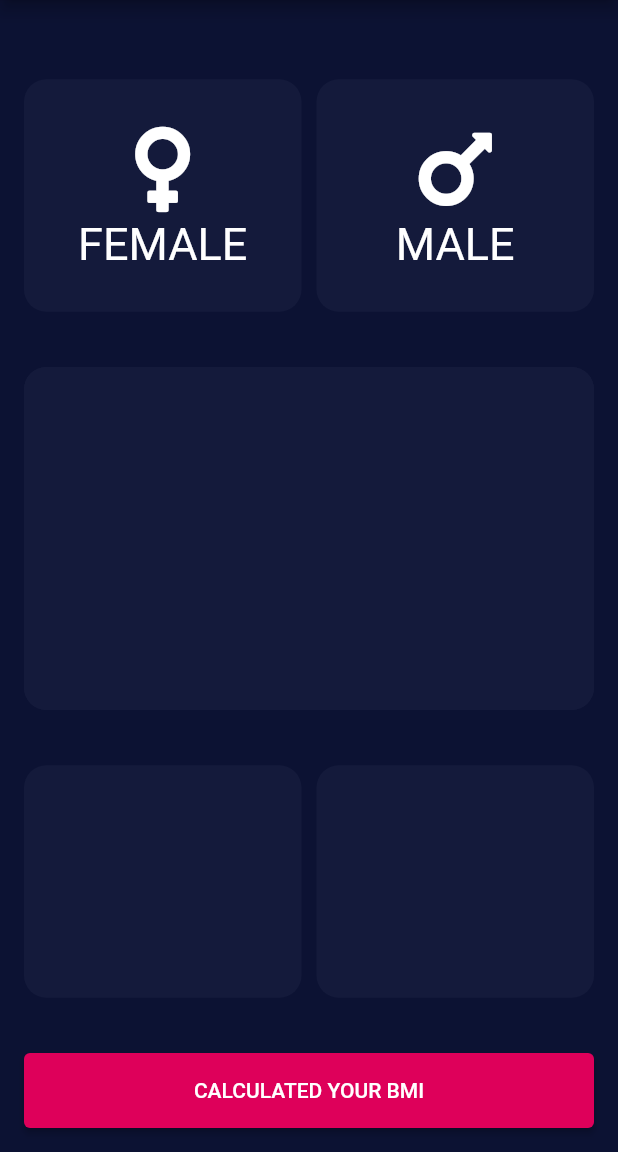
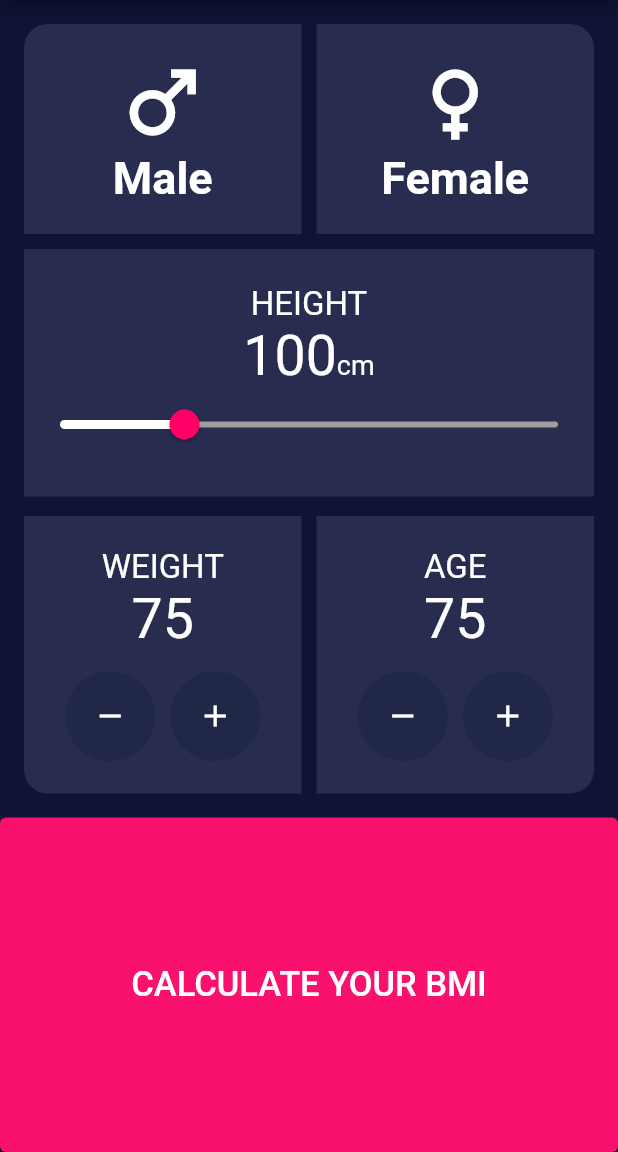
Before and after one commit to MohaimenulBSMRSTU18CSE/bmi_calculator, a Flutter app: the screen it shows after launch, on a phone screen of 412 x 824 dp, the part 84-1236 px from its top. Run offline on Flutter 3.47's test engine with Material 2 defaults, Android fonts, the phone set to English and light mode, and no system bars.

Commit message:
version1.1

```diff
--- a/lib/bmi_calculator.dart
+++ /dev/null
@@ -1,112 +0,0 @@
-import 'package:flutter/material.dart';
-import 'package:font_awesome_flutter/font_awesome_flutter.dart';
-
-class BmiCalculator extends StatelessWidget {
-  const BmiCalculator({Key? key}) : super(key: key);
-
-  @override
-  Widget build(BuildContext context) {
-    return Padding(
-      padding: const EdgeInsets.all(16.0),
-      child: Column(
-        crossAxisAlignment: CrossAxisAlignment.stretch,
-        children: [
-          Expanded(
-            child: Row(
-              children: [
-                Expanded(
-                  child: ExpandedContainer(
-                    expandedValue: ExpandedValue(
-                      icon: FontAwesomeIcons.venus,
-                      textValue: 'FEMALE',
-                    ),
-                  ),
-                ),
-                SizedBox(
-                  width: 10,
-                ),
-                Expanded(
-                  child: ExpandedContainer(
-                    expandedValue: ExpandedValue(
-                      icon: FontAwesomeIcons.mars,
-                      textValue: 'MALE',
-                    ),
-                  ),
-                ),
-              ],
-            ),
-          ),
-          Expanded(
-            child: Container(
-              decoration: BoxDecoration(
-                color: Theme.of(context).backgroundColor,
-                borderRadius: BorderRadius.all(Radius.circular(15.0)),
-              ),
-              child: ExpandedContainer(),
-            ),
-          ),
-          Expanded(
-            child: Row(
-              children: [
-                Expanded(child: ExpandedContainer()),
-                SizedBox(
-                  width: 10,
-                ),
-                Expanded(child: ExpandedContainer())
-              ],
-            ),
-          ),
-          Container(
-            height: 50,
-            child: ElevatedButton(
-                style: ElevatedButton.styleFrom(primary: Color(0xFFDE005A)),
-                onPressed: () {},
-                child: Text("CALCULATED YOUR BMI")),
-          )
-        ],
-      ),
-    );
-  }
-}
-
-class ExpandedContainer extends StatelessWidget {
-  final Widget? expandedValue;
-
-  const ExpandedContainer({
-    this.expandedValue,
-  });
-
-  @override
-  Widget build(BuildContext context) {
-    return Container(
-        height: 155,
-        decoration: BoxDecoration(
-          color: Theme.of(context).backgroundColor,
-          borderRadius: BorderRadius.all(Radius.circular(15.0)),
-        ),
-        child: expandedValue);
-  }
-}
-
-class ExpandedValue extends StatelessWidget {
-  final IconData icon;
-  final String textValue;
-  ExpandedValue({required this.icon, required this.textValue});
-
-  @override
-  Widget build(BuildContext context) {
-    return Column(
-      mainAxisAlignment: MainAxisAlignment.center,
-      children: [
-        FaIcon(
-          icon,
-          size: 65,
-        ),
-        Text(
-          textValue,
-          style: TextStyle(fontSize: 30),
-        ),
-      ],
-    );
-  }
-}
--- a/lib/main.dart
+++ b/lib/main.dart
@@ -1,24 +1,23 @@
-import 'package:flutter/cupertino.dart';
+import './widgets/bmi_widgets.dart';
 import 'package:flutter/material.dart';
-
-import './bmi_calculator.dart';
 
 void main() {
   runApp(
     MaterialApp(
       debugShowCheckedModeBanner: false,
-      home: MyApp(),
+      title: 'BMi Calculator',
+      home: const MyApp(),
       theme: ThemeData(
-        textTheme: TextTheme().copyWith(
-          bodyText2: TextStyle(color: Colors.white),
+        textTheme: const TextTheme().copyWith(
+          bodyText2: const TextStyle(color: Colors.white),
+          bodyText1: const TextStyle(color: Colors.black),
         ),
-        appBarTheme: AppBarTheme(
-          backgroundColor: Color(0xFF101639),
+        appBarTheme: const AppBarTheme(
+          backgroundColor: Color(0xFF12153B),
+          centerTitle: true,
         ),
-        iconTheme: IconThemeData(
-          color: Colors.white,
-        ),
-        backgroundColor: Color(0xFF141A3B),
+        iconTheme: const IconThemeData(color: Colors.white),
+        backgroundColor: const Color(0xFF282C4F),
       ),
     ),
   );
@@ -30,12 +29,10 @@ class MyApp extends StatelessWidget {
   @override
   Widget build(BuildContext context) {
     return Scaffold(
-      appBar: AppBar(
-        title: Text("BMI Calculator"),
-        centerTitle: true,
-      ),
-      backgroundColor: Color(0xFF0C1233),
-      body: BmiCalculator(),
-    );
+        appBar: AppBar(
+          title: const Text('BMI Calculator'),
+        ),
+        backgroundColor: Color(0xFF101336),
+        body: BmiCalculator());
   }
 }
--- /dev/null
+++ b/lib/widgets/bmi_widgets.dart
@@ -0,0 +1,257 @@
+import 'package:flutter/material.dart';
+
+class BmiCalculator extends StatefulWidget {
+  const BmiCalculator({Key? key}) : super(key: key);
+
+  @override
+  _BmiCalculatorState createState() => _BmiCalculatorState();
+}
+
+class _BmiCalculatorState extends State<BmiCalculator> {
+  double _currentSliderValue = 100.0;
+  @override
+  Widget build(BuildContext context) {
+    return Column(
+      crossAxisAlignment: CrossAxisAlignment.stretch,
+      children: [
+        Padding(
+          padding: EdgeInsets.all(16.0),
+          child: Column(
+            children: [
+              Container(
+                height: 140,
+                child: Row(
+                  children: [
+                    Expanded(
+                      child: Container(
+                        decoration: BoxDecoration(
+                          color: Theme.of(context).backgroundColor,
+                          borderRadius:
+                              BorderRadius.only(topLeft: Radius.circular(16.0)),
+                        ),
+                        child: Column(
+                          mainAxisAlignment: MainAxisAlignment.center,
+                          children: [
+                            Icon(
+                              Icons.male_outlined,
+                              size: 66.0,
+                            ),
+                            Text(
+                              'Male',
+                              style: TextStyle(
+                                  fontSize: 30, fontWeight: FontWeight.bold),
+                            ),
+                          ],
+                        ),
+                      ),
+                    ),
+                    SizedBox(
+                      width: 10,
+                    ),
+                    Expanded(
+                      child: Container(
+                        decoration: BoxDecoration(
+                          color: Theme.of(context).backgroundColor,
+                          borderRadius: BorderRadius.only(
+                              topRight: Radius.circular(16.0)),
+                        ),
+                        child: Column(
+                          mainAxisAlignment: MainAxisAlignment.center,
+                          children: [
+                            Icon(
+                              Icons.female,
+                              size: 66.0,
+                            ),
+                            Text('Female',
+                                style: TextStyle(
+                                    fontSize: 30, fontWeight: FontWeight.bold)),
+                          ],
+                        ),
+                      ),
+                    )
+                  ],
+                ),
+              ),
+              SizedBox(
+                height: 10,
+              ),
+              Container(
+                height: 165,
+                width: double.infinity,
+                decoration:
+                    BoxDecoration(color: Theme.of(context).backgroundColor),
+                child: Column(
+                  mainAxisAlignment: MainAxisAlignment.center,
+                  children: [
+                    Text(
+                      "HEIGHT",
+                      style: TextStyle(fontSize: 22),
+                    ),
+                    RichText(
+                      text: TextSpan(
+                        text: _currentSliderValue.round().toString(),
+                        style: TextStyle(fontSize: 37),
+                        children: <TextSpan>[
+                          TextSpan(
+                            text: 'cm',
+                            style: TextStyle(fontSize: 18),
+                          )
+                        ],
+                      ),
+                    ),
+                    Slider(
+                      value: _currentSliderValue,
+                      onChanged: (double value) {
+                        setState(() {
+                          _currentSliderValue = value;
+                        });
+                      },
+                      thumbColor: Color(0xFFFF0067),
+                      activeColor: Colors.white,
+                      inactiveColor: Colors.grey,
+                      max: 400,
+                      min: 0,
+                      label: _currentSliderValue.round().toString(),
+                    )
+                  ],
+                ),
+              ),
+              SizedBox(
+                height: 13,
+              ),
+              Container(
+                height: 185,
+                child: Row(
+                  children: [
+                    Expanded(
+                      child: Container(
+                        decoration: BoxDecoration(
+                            color: Theme.of(context).backgroundColor,
+                            borderRadius: BorderRadius.only(
+                                bottomLeft: Radius.circular(16.0))),
+                        child: Column(
+                          mainAxisAlignment: MainAxisAlignment.center,
+                          children: [
+                            Text('WEIGHT', style: TextStyle(fontSize: 22)),
+                            Text(
+                              75.toString(),
+                              style: TextStyle(fontSize: 37),
+                            ),
+                            SizedBox(
+                              height: 13,
+                            ),
+                            Row(
+                              mainAxisAlignment: MainAxisAlignment.center,
+                              children: [
+                                CircleAvatar(
+                                  radius: 30,
+                                  backgroundColor: Color(0xFF212747),
+                                  child: IconButton(
+                                    focusColor: Colors.amber,
+                                    icon: Icon(
+                                      Icons.remove,
+                                      color: Colors.white,
+                                    ),
+                                    onPressed: () {},
+                                  ),
+                                ),
+                                SizedBox(
+                                  width: 10,
+                                ),
+                                CircleAvatar(
+                                  radius: 30,
+                                  backgroundColor: Color(0xFF212747),
+                                  child: IconButton(
+                                    focusColor: Colors.amber,
+                                    icon: Icon(
+                                      Icons.add,
+                                      color: Colors.white,
+                                    ),
+                                    onPressed: () {},
+                                  ),
+                                ),
+                              ],
+                            ),
+                          ],
+                        ),
+                      ),
+                    ),
+                    SizedBox(
+                      width: 10,
+                    ),
+                    Expanded(
+                      child: Container(
+                        decoration: BoxDecoration(
+                          color: Theme.of(context).backgroundColor,
+                          borderRadius: BorderRadius.only(
+                              bottomRight: Radius.circular(16.0)),
+                        ),
+                        child: Column(
+                          mainAxisAlignment: MainAxisAlignment.center,
+                          children: [
+                            Text('AGE', style: TextStyle(fontSize: 22)),
+                            Text(
+                              75.toString(),
+                              style: TextStyle(fontSize: 37),
+                            ),
+                            SizedBox(
+                              height: 13,
+                            ),
+                            Row(
+                              mainAxisAlignment: MainAxisAlignment.center,
+                              children: [
+                                CircleAvatar(
+                                  radius: 30,
+                                  backgroundColor: Color(0xFF212747),
+                                  child: IconButton(
+                                    focusColor: Colors.amber,
+                                    icon: Icon(
+                                      Icons.remove,
+                                      color: Colors.white,
+                                    ),
+                                    onPressed: () {},
+                                  ),
+                                ),
+                                SizedBox(
+                                  width: 10,
+                                ),
+                                CircleAvatar(
+                                  radius: 30,
+                                  backgroundColor: Color(0xFF212747),
+                                  child: IconButton(
+                                    focusColor: Colors.amber,
+                                    icon: Icon(
+                                      Icons.add,
+                                      color: Colors.white,
+                                    ),
+                                    onPressed: () {},
+                                  ),
+                                ),
+                              ],
+                            ),
+                          ],
+                        ),
+                      ),
+                    )
+                  ],
+                ),
+              ),
+            ],
+          ),
+        ),
+        Expanded(
+          child: ElevatedButton(
+            style: ElevatedButton.styleFrom(
+              primary: Color(0xFFF9116E),
+            ),
+            onPressed: () {},
+            child: Text(
+              'CALCULATE YOUR BMI',
+              style: TextStyle(fontSize: 23),
+            ),
+          ),
+        )
+      ],
+    );
+  }
+}
```
